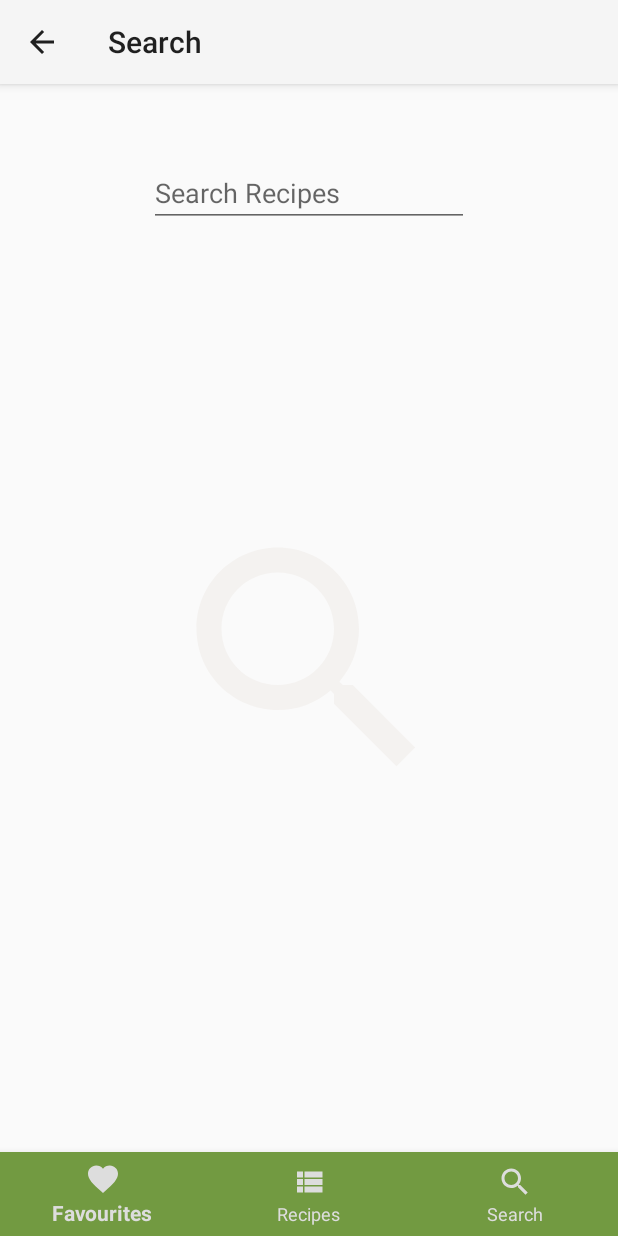
After one commit to ibrahimthai/Mum, an Android app: the fragment SearchFragment placed in its activity, on a phone screen of 412 x 824 dp. The commit adds this screen. Run offline under Robolectric (Android 15) with nearby library versions, the phone set to English and light mode, and no system bars.

Commit message:
Added Fragments for Food Search

```diff
--- a/app/build.gradle
+++ b/app/build.gradle
@@ -32,4 +32,6 @@ dependencies {
     androidTestImplementation 'androidx.test.espresso:espresso-core:3.1.1'
     implementation 'com.getbase:floatingactionbutton:1.10.1'
     implementation 'com.github.clans:fab:1.6.4'
+
+    implementation 'com.google.android.material:material:1.1.0-alpha10'
 }
--- /dev/null
+++ b/app/src/main/java/com/example/mum/RecipeListActivity.java
@@ -0,0 +1,55 @@
+package com.example.mum;
+
+import android.os.Bundle;
+import android.view.MenuItem;
+
+import androidx.annotation.NonNull;
+import androidx.appcompat.app.AppCompatActivity;
+import androidx.fragment.app.Fragment;
+import androidx.fragment.app.FragmentTransaction;
+
+import com.example.mum.fragments.FavouritesFragment;
+import com.example.mum.fragments.RecipesFragment;
+import com.example.mum.fragments.SearchFragment;
+import com.google.android.material.bottomnavigation.BottomNavigationView;
+
+public class RecipeListActivity extends AppCompatActivity {
+
+  BottomNavigationView bottomNavigation;
+
+  @Override
+  protected void onCreate(Bundle savedInstanceState) {
+    super.onCreate(savedInstanceState);
+    setContentView(R.layout.actvity_recipe_list);
+    bottomNavigation = findViewById(R.id.bottom_navigation);
+    bottomNavigation.setOnNavigationItemSelectedListener(navigationItemSelectedListener);
+    openFragment(RecipesFragment.newInstance());
+  }
+
+  public void openFragment(Fragment fragment) {
+    FragmentTransaction transaction = getSupportFragmentManager().beginTransaction();
+    transaction.replace(R.id.container, fragment);
+    transaction.addToBackStack(null);
+    transaction.commit();
+  }
+
+  BottomNavigationView.OnNavigationItemSelectedListener navigationItemSelectedListener =
+          new BottomNavigationView.OnNavigationItemSelectedListener() {
+            @Override public boolean onNavigationItemSelected(@NonNull MenuItem item) {
+              switch (item.getItemId()) {
+                case R.id.navigation_favourites:
+                  openFragment(FavouritesFragment.newInstance());
+                  return true;
+                case R.id.navigation_recipes:
+                  openFragment(RecipesFragment.newInstance());
+                  return true;
+                case R.id.navigation_search:
+                  openFragment(SearchFragment.newInstance());
+                  return true;
+              }
+              return false;
+            }
+          };
+
+
+}
--- /dev/null
+++ b/app/src/main/java/com/example/mum/fragments/RecipesFragment.java
@@ -0,0 +1,31 @@
+package com.example.mum.fragments;
+
+import android.os.Bundle;
+import android.view.LayoutInflater;
+import android.view.View;
+import android.view.ViewGroup;
+import androidx.fragment.app.Fragment;
+import com.example.mum.R;
+
+public class RecipesFragment extends Fragment {
+
+  @Override
+  public void onCreate(Bundle savedInstanceState) {
+    super.onCreate(savedInstanceState);
+    getActivity().setTitle("Recipes");
+
+  }
+
+  @Override
+  public View onCreateView(LayoutInflater inflater, ViewGroup container, Bundle savedInstanceState) {
+    // Inflate the layout for this fragment
+    return inflater.inflate(R.layout.fragment_recipes, container, false);
+  }
+
+  public static RecipesFragment newInstance() {
+    RecipesFragment fragment = new RecipesFragment();
+    Bundle args = new Bundle();
+    fragment.setArguments(args);
+    return fragment;
+  }
+}
--- /dev/null
+++ b/app/src/main/java/com/example/mum/fragments/SearchFragment.java
@@ -0,0 +1,31 @@
+package com.example.mum.fragments;
+
+import android.os.Bundle;
+import android.view.LayoutInflater;
+import android.view.View;
+import android.view.ViewGroup;
+import androidx.fragment.app.Fragment;
+import com.example.mum.R;
+
+public class SearchFragment extends Fragment {
+
+    @Override
+    public void onCreate(Bundle savedInstanceState) {
+        super.onCreate(savedInstanceState);
+        getActivity().setTitle("Search");
+
+    }
+
+    @Override
+    public View onCreateView(LayoutInflater inflater, ViewGroup container, Bundle savedInstanceState) {
+        // Inflate the layout for this fragment
+        return inflater.inflate(R.layout.fragment_search, container, false);
+    }
+
+    public static SearchFragment newInstance() {
+        SearchFragment fragment = new SearchFragment();
+        Bundle args = new Bundle();
+        fragment.setArguments(args);
+        return fragment;
+    }
+}
--- /dev/null
+++ b/app/src/main/res/drawable/ic_favorite.xml
@@ -0,0 +1,5 @@
+<vector android:height="24dp" android:tint="#F4F2F0"
+    android:viewportHeight="24.0" android:viewportWidth="24.0"
+    android:width="24dp" xmlns:android="http://schemas.android.com/apk/res/android">
+    <path android:fillColor="#FF000000" android:pathData="M12,21.35l-1.45,-1.32C5.4,15.36 2,12.28 2,8.5 2,5.42 4.42,3 7.5,3c1.74,0 3.41,0.81 4.5,2.09C13.09,3.81 14.76,3 16.5,3 19.58,3 22,5.42 22,8.5c0,3.78 -3.4,6.86 -8.55,11.54L12,21.35z"/>
+</vector>
--- /dev/null
+++ b/app/src/main/res/drawable/ic_search.xml
@@ -0,0 +1,5 @@
+<vector android:height="24dp" android:tint="#F4F2F0"
+    android:viewportHeight="24.0" android:viewportWidth="24.0"
+    android:width="24dp" xmlns:android="http://schemas.android.com/apk/res/android">
+    <path android:fillColor="#FF000000" android:pathData="M15.5,14h-0.79l-0.28,-0.27C15.41,12.59 16,11.11 16,9.5 16,5.91 13.09,3 9.5,3S3,5.91 3,9.5 5.91,16 9.5,16c1.61,0 3.09,-0.59 4.23,-1.57l0.27,0.28v0.79l5,4.99L20.49,19l-4.99,-5zM9.5,14C7.01,14 5,11.99 5,9.5S7.01,5 9.5,5 14,7.01 14,9.5 11.99,14 9.5,14z"/>
+</vector>
--- /dev/null
+++ b/app/src/main/res/drawable/ic_view_list.xml
@@ -0,0 +1,5 @@
+<vector android:height="24dp" android:tint="#F4F2F0"
+    android:viewportHeight="24.0" android:viewportWidth="24.0"
+    android:width="24dp" xmlns:android="http://schemas.android.com/apk/res/android">
+    <path android:fillColor="#FF000000" android:pathData="M4,14h4v-4L4,10v4zM4,19h4v-4L4,15v4zM4,9h4L8,5L4,5v4zM9,14h12v-4L9,10v4zM9,19h12v-4L9,15v4zM9,5v4h12L21,5L9,5z"/>
+</vector>
--- /dev/null
+++ b/app/src/main/res/layout/actvity_recipe_list.xml
@@ -0,0 +1,28 @@
+<?xml version="1.0" encoding="utf-8"?>
+<LinearLayout xmlns:android="http://schemas.android.com/apk/res/android"
+    xmlns:app="http://schemas.android.com/apk/res-auto"
+    android:orientation="vertical"
+    android:layout_width="match_parent"
+    android:layout_height="match_parent">
+
+    <FrameLayout
+        android:layout_width="match_parent"
+        android:layout_height="match_parent"
+        android:id="@+id/container"
+        >
+
+        <!-- Main content -->
+        <com.google.android.material.bottomnavigation.BottomNavigationView
+            android:id="@+id/bottom_navigation"
+            android:layout_width="match_parent"
+            android:layout_height="wrap_content"
+            android:layout_gravity="bottom"
+            android:background="@color/colorPrimary"
+            app:itemIconTint="@color/white"
+            app:itemTextColor="@color/white"
+            app:menu="@menu/bottom_navigation_menu"
+            />
+
+    </FrameLayout>
+
+</LinearLayout>
--- a/app/src/main/res/layout/content_main.xml
+++ b/app/src/main/res/layout/content_main.xml
@@ -47,7 +47,7 @@
         android:layout_marginTop="270dp"
         android:layout_marginRight="20dp"
         android:layout_alignParentRight="true"
-        app:menu_colorNormal="#05A105"
+        app:menu_colorNormal="@color/colorPrimary"
         app:menu_fab_label=""
         app:menu_icon="@mipmap/ic_launcher_search_foreground"
         app:menu_openDirection="up"
--- /dev/null
+++ b/app/src/main/res/layout/fragment_search.xml
@@ -0,0 +1,29 @@
+<?xml version="1.0" encoding="utf-8"?>
+<RelativeLayout xmlns:android="http://schemas.android.com/apk/res/android"
+    xmlns:tools="http://schemas.android.com/tools"
+    android:layout_width="match_parent"
+    android:layout_height="match_parent"
+    tools:context=".fragments.RecipesFragment">
+
+    <ImageView
+        android:id="@+id/searchImageView"
+        android:layout_width="200dp"
+        android:layout_height="200dp"
+        android:src="@drawable/ic_search"
+        android:layout_centerInParent="true"
+        />
+
+    <EditText
+        android:id="@+id/editText"
+        android:layout_width="wrap_content"
+        android:layout_height="wrap_content"
+        android:layout_centerHorizontal="true"
+        android:layout_marginTop="50dp"
+        android:ems="10"
+        android:inputType="textPersonName"
+        android:text=""
+        android:lines="1"
+        android:hint="Search Recipes"/>
+
+
+</RelativeLayout>
--- /dev/null
+++ b/app/src/main/res/menu/bottom_navigation_menu.xml
@@ -0,0 +1,17 @@
+<?xml version="1.0" encoding="utf-8"?>
+<menu xmlns:android="http://schemas.android.com/apk/res/android">
+  <item
+      android:id="@+id/navigation_favourites"
+      android:icon="@drawable/ic_favorite"
+      android:title="Favourites" />
+
+  <item
+      android:id="@+id/navigation_recipes"
+      android:icon="@drawable/ic_view_list"
+      android:title="Recipes" />
+
+  <item
+      android:id="@+id/navigation_search"
+      android:icon="@drawable/ic_search"
+      android:title="Search" />
+</menu>
--- a/app/src/main/res/values/colors.xml
+++ b/app/src/main/res/values/colors.xml
@@ -1,8 +1,11 @@
 <?xml version="1.0" encoding="utf-8"?>
 <resources>
-    <color name="colorPrimary">#008577</color>
-    <color name="colorPrimaryDark">#00574B</color>
+    <color name="colorPrimary">#729A41</color>
+    <color name="colorPrimaryDark">#000000</color>
     <color name="colorAccent">#D81B60</color>
+
+    <color name="white">#DDDDDD</color>
+    <color name="iconWhite">#F4F2F0</color>
 
 
 </resources>
--- a/app/src/main/res/values/strings.xml
+++ b/app/src/main/res/values/strings.xml
@@ -14,9 +14,7 @@
     <string name="menu_share">Share</string>
     <string name="menu_send">Send</string>
 
-    <string name="txt_obtener_items">Delete Items</string>
-
-
+    <string name="txt_delete_items">Delete Items</string>
 
 
 </resources>
```
Also changed, not shown: app/src/main/AndroidManifest.xml (+8 -0 lines), app/src/main/java/com/example/mum/MainActivity.java (+15 -1 lines), app/src/main/java/com/example/mum/fragments/FavouritesFragment.java (added, +31 -0 lines), app/src/main/res/layout/fragment_favourites.xml (added, +17 -0 lines), app/src/main/res/layout/fragment_recipes.xml (added, +17 -0 lines).
